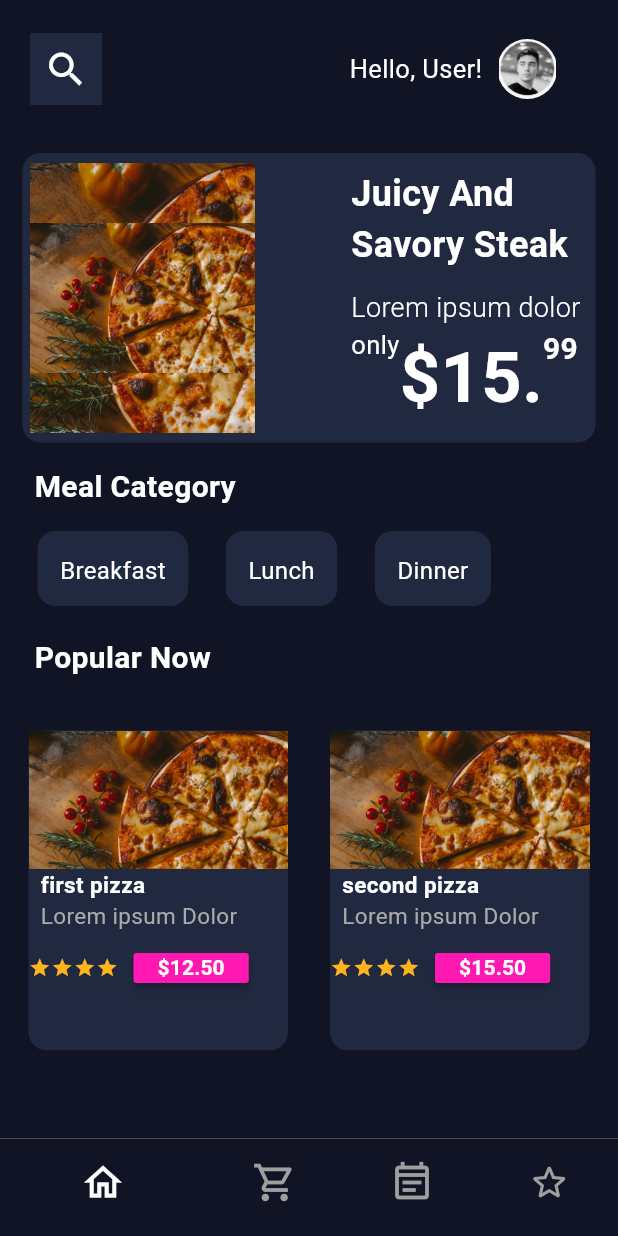
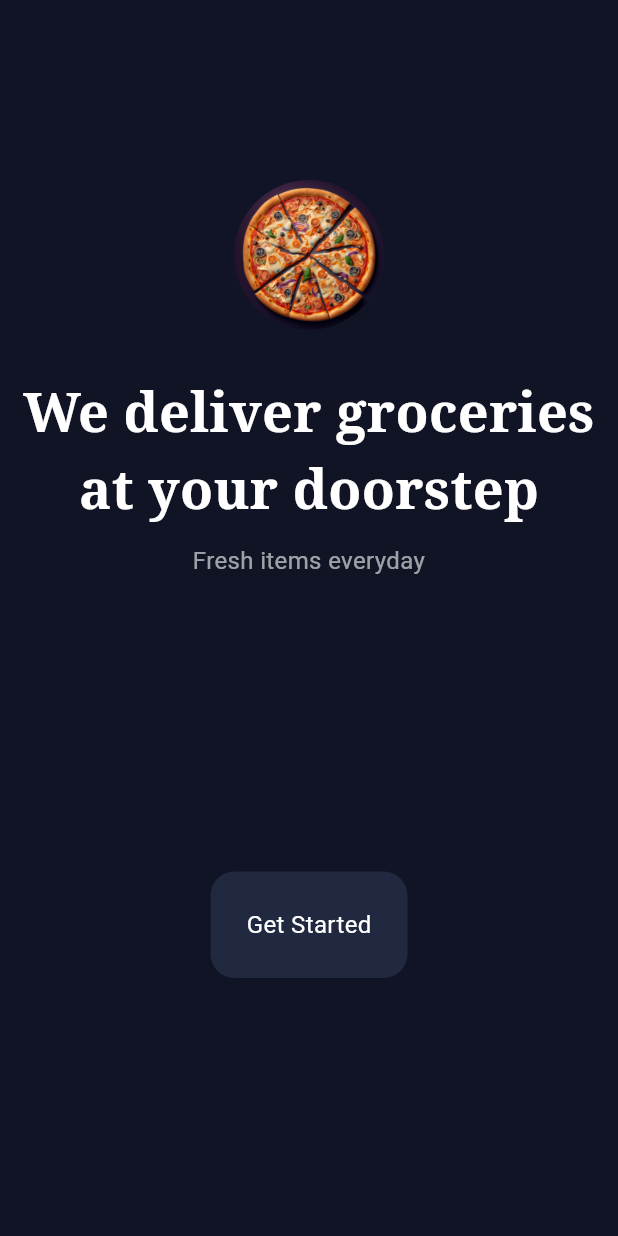
Before and after one commit to menukaAnujitha/pizza_order_app, a Flutter app: the screen it shows after launch, on a phone screen of 412 x 824 dp. Run offline on Flutter 3.47's test engine with Material 3 defaults, Android fonts, the phone set to English and light mode, and no system bars; our stand-ins replace google_fonts.

Commit message:
feat: add splash screen before login , sign up pages

```diff
--- a/lib/UI pages/home.dart
+++ b/lib/UI pages/home.dart
@@ -211,8 +211,9 @@ class _HomePAgeState extends State<HomePage> {
               child: Consumer<CartModel>(
                 builder: (context, value, child) {
                   return GridView.builder(
+                    scrollDirection: Axis.vertical,
                     padding: const EdgeInsets.all(5),
-                    physics: const NeverScrollableScrollPhysics(),
+                    //physics: const NeverScrollableScrollPhysics(),
                     itemCount: 2,
                     gridDelegate:
                         const SliverGridDelegateWithFixedCrossAxisCount(
--- /dev/null
+++ b/lib/intro_screen.dart
@@ -0,0 +1,93 @@
+import 'package:flutter/material.dart';
+import 'package:google_fonts/google_fonts.dart';
+import 'package:pizza_order_app/Widgets/bottom_nav.dart';
+
+class IntroScreen extends StatelessWidget {
+  const IntroScreen({super.key});
+
+  @override
+  Widget build(BuildContext context) {
+    return Scaffold(
+      backgroundColor: Color.fromARGB(255, 17, 20, 37),
+      body: SafeArea(
+        child: Column(
+          children: [
+            // big logo
+            Padding(
+              padding: const EdgeInsets.only(
+                left: 100.0,
+                right: 100.0,
+                top: 120,
+                bottom: 20,
+              ),
+              child: ClipRRect(
+                borderRadius: BorderRadius.circular(100),
+                child: Image.asset(
+                  'lib/images/pizza2.jpg',
+                  width: 100,
+                  height: 100,
+                ),
+              ),
+            ),
+
+            // we deliver groceries at your doorstep
+            Padding(
+              padding: const EdgeInsets.all(10.0),
+              child: Text(
+                'We deliver groceries at your doorstep',
+                textAlign: TextAlign.center,
+                style: GoogleFonts.notoSerif(
+                    fontSize: 36,
+                    fontWeight: FontWeight.bold,
+                    color: Colors.white),
+              ),
+            ),
+
+            // groceree gives you fresh vegetables and fruits
+            Text(
+              'Fresh items everyday',
+              textAlign: TextAlign.center,
+              style: TextStyle(
+                fontSize: 16,
+                color: Colors.white60,
+              ),
+            ),
+
+            const SizedBox(height: 24),
+
+            const Spacer(),
+
+            // get started button
+            GestureDetector(
+              onTap: () => Navigator.pushReplacement(
+                context,
+                MaterialPageRoute(
+                  builder: (context) {
+                    return BottomNav();
+                  },
+                ),
+              ),
+              child: Container(
+                padding: const EdgeInsets.all(24),
+                decoration: BoxDecoration(
+                  borderRadius: BorderRadius.circular(16),
+                  color: Color.fromARGB(255, 33, 41, 64),
+                ),
+                child: const Text(
+                  "Get Started",
+                  style: TextStyle(
+                    color: Colors.white,
+                    // fontWeight: FontWeight.bold,
+                    fontSize: 16,
+                  ),
+                ),
+              ),
+            ),
+
+            const Spacer(),
+          ],
+        ),
+      ),
+    );
+  }
+}
--- a/lib/main.dart
+++ b/lib/main.dart
@@ -1,6 +1,7 @@
 import 'package:flutter/material.dart';
 import 'package:pizza_order_app/Models/cart_model.dart';
 import 'package:pizza_order_app/UI%20pages/home.dart';
+import 'package:pizza_order_app/intro_screen.dart';
 import 'package:provider/provider.dart';
 import 'package:pizza_order_app/Widgets/bottom_nav.dart';
 
@@ -17,7 +18,7 @@ class MyApp extends StatelessWidget {
       create: (context) => CartModel(),
       child: MaterialApp(
         debugShowCheckedModeBanner: false,
-        home: BottomNav(),
+        home: IntroScreen(),
       ),
     );
   }
```
